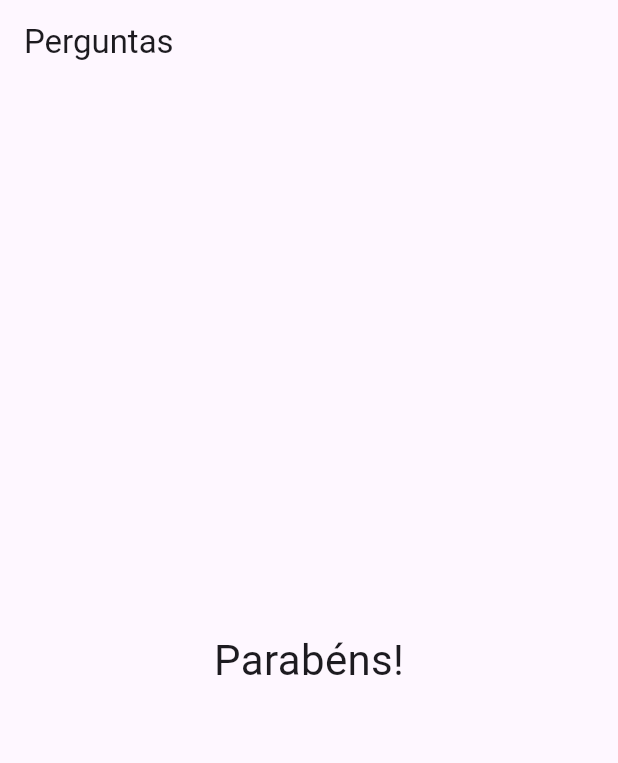
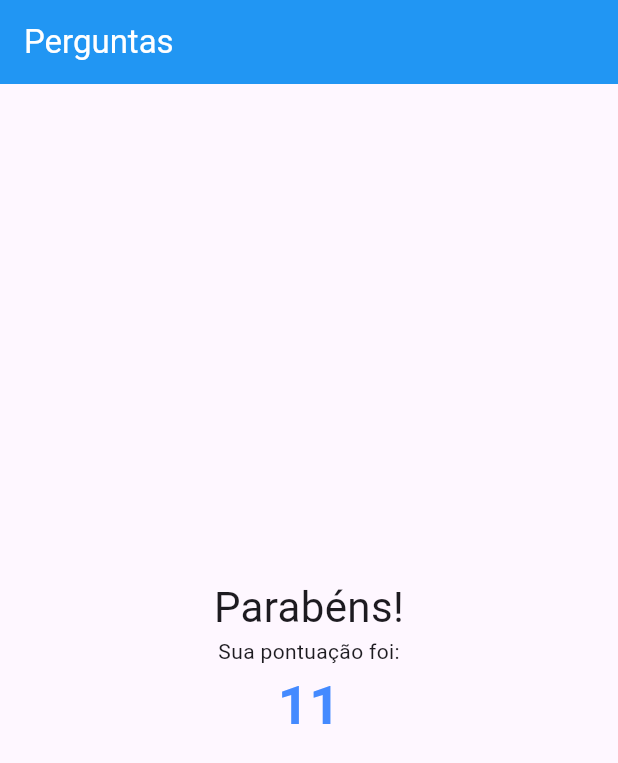
Before and after one commit to Dithan/quiz-perguntas, a Flutter app: the screen it shows after launch, after a tap on "Azul", after a tap on "Gato", after a tap on "Hamburguer", on a phone screen of 412 x 824 dp. Shown: the top 763 px of the screen. Run offline on Flutter 3.47's test engine with Material 3 defaults, Android fonts, the phone set to English and light mode, and no system bars.

Commit message:
Feat: Sistem,a de pontuação

```diff
--- a/lib/main.dart
+++ b/lib/main.dart
@@ -1,74 +1,81 @@
 import 'package:flutter/material.dart';
-import 'package:projeto_perguntas/questao.dart';
-import 'package:projeto_perguntas/resposta.dart';
+import 'package:projeto_perguntas/questionario.dart';
+import 'package:projeto_perguntas/resultado.dart';
 
 main() {
   runApp(PerguntaApp());
 }
 
+class PerguntaApp extends StatefulWidget {
+  const PerguntaApp({super.key});
+
+  @override
+  PerguntaAppState createState() {
+    return PerguntaAppState();
+  }
+}
+
 class PerguntaAppState extends State<PerguntaApp> {
   var perguntaSelecionada = 0;
+  var pontuacaoTotal = 0;
 
   final _perguntas = [
     {
       'texto': "1 - Qual é a sua cor favorita?",
-      'respostas': ['Azul', 'Vermelho', 'Preto', 'Rosa'],
+      'respostas': [
+        {'texto': 'Azul', 'pontuacao': 5},
+        {'texto': 'Vermelho', 'pontuacao': 1},
+        {'texto': 'Preto', 'pontuacao': 10},
+        {'texto': 'Rosa', 'pontuacao': 3},
+      ],
     },
     {
       'texto': "2 - Qual é o seu animal favorito?",
-      'respostas': ['Gato', 'Cachorro', 'Vaca', 'Dinossauro'],
+      'respostas': [
+        {'texto': 'Gato', 'pontuacao': 5},
+        {'texto': 'Cachorro', 'pontuacao': 1},
+        {'texto': 'Vaca', 'pontuacao': 10},
+        {'texto': 'Dinossauro', 'pontuacao': 3},
+      ],
     },
     {
       'texto': '3 - Qual sua comida favorita?',
-      'respostas': ['Pizza', 'Hamburguer', 'Feijoada', 'Churrasco'],
+      'respostas': [
+        {'texto': 'Pizza', 'pontuacao': 5},
+        {'texto': 'Hamburguer', 'pontuacao': 1},
+        {'texto': 'Feijoada', 'pontuacao': 10},
+        {'texto': 'Churrasco', 'pontuacao': 3},
+      ],
     }
   ];
-
-  // Ativa quando o botão resposta é clicado
-  void responder() {
-    setState(() {
-      perguntaSelecionada++;
-    });
-  }
 
   bool get temPerguntaSelecionada {
     return perguntaSelecionada < _perguntas.length;
   }
 
+  // Ativa quando o botão resposta é clicado
+  void responder(int pontuacao) {
+    if (temPerguntaSelecionada) {
+      setState(() {
+        perguntaSelecionada++;
+        pontuacaoTotal += pontuacao;
+      });
+    }
+  }
+
   @override
   Widget build(BuildContext context) {
-    List<String> respostas = temPerguntaSelecionada
-        ? (_perguntas[perguntaSelecionada]['respostas'] as List<String>)
-        : [];
-
     return MaterialApp(
       home: Scaffold(
         appBar: AppBar(
           title: Text("Perguntas"),
+          backgroundColor: Colors.blue,
+          foregroundColor: Colors.white,
         ),
         body: temPerguntaSelecionada
-            ? Column(
-                crossAxisAlignment: CrossAxisAlignment.center,
-                children: [
-                  // Widget Questão
-                  Questao(_perguntas[perguntaSelecionada]['texto'].toString()),
-                  // Widget Botão Resposta
-                  ...respostas.map((texto) => Resposta(texto, responder))
-                ],
-              )
-            : Center(
-                child: Text(
-                  "Parabéns!",
-                  style: TextStyle(fontSize: 28),
-                ),
-              ),
+            ? Questionario(_perguntas, perguntaSelecionada, responder)
+            : Resultado(pontuacaoTotal),
       ),
     );
   }
 }
-
-class PerguntaApp extends StatefulWidget {
-  PerguntaAppState createState() {
-    return PerguntaAppState();
-  }
-}
--- a/lib/questao.dart
+++ b/lib/questao.dart
@@ -10,7 +10,7 @@ class Questao extends StatelessWidget {
   Widget build(BuildContext context) {
     return Container(
       width: double.infinity,
-      margin: EdgeInsets.all(10),
+      margin: EdgeInsets.symmetric(vertical: 30, horizontal: 20),
       child: Text(
         texto,
         style: TextStyle(fontSize: 28),
--- /dev/null
+++ b/lib/questionario.dart
@@ -0,0 +1,33 @@
+import 'package:flutter/material.dart';
+import 'package:projeto_perguntas/questao.dart';
+import 'package:projeto_perguntas/resposta.dart';
+
+class Questionario extends StatelessWidget {
+  final List<Map<String, Object>> perguntas;
+  final int perguntaSelecionada;
+  final void Function(int) responder;
+
+  const Questionario(this.perguntas, this.perguntaSelecionada, this.responder,
+      {super.key});
+
+  bool get temPerguntaSelecionada {
+    return perguntaSelecionada < perguntas.length;
+  }
+
+  @override
+  Widget build(BuildContext context) {
+    List<Map<String, Object>> respostas = temPerguntaSelecionada
+        ? (perguntas[perguntaSelecionada]['respostas']
+            as List<Map<String, Object>>)
+        : [];
+
+    return Column(
+      crossAxisAlignment: CrossAxisAlignment.center,
+      children: [
+        Questao(perguntas[perguntaSelecionada]['texto'].toString()),
+        ...respostas.map((texto) => Resposta(texto['texto'] as String,
+            () => responder(int.parse(texto['pontuacao'].toString()))))
+      ],
+    );
+  }
+}
--- /dev/null
+++ b/lib/resultado.dart
@@ -0,0 +1,35 @@
+import 'package:flutter/material.dart';
+
+class Resultado extends StatelessWidget {
+  final int resultadoFinal;
+  const Resultado(this.resultadoFinal, {super.key});
+
+  @override
+  Widget build(BuildContext context) {
+    return Padding(
+      padding: const EdgeInsets.symmetric(vertical: 30, horizontal: 20),
+      child: SizedBox(
+        width: double.infinity,
+        child: Column(
+          crossAxisAlignment: CrossAxisAlignment.center,
+          mainAxisAlignment: MainAxisAlignment.center,
+          children: [
+            Text(
+              "Parabéns!",
+              style: TextStyle(fontSize: 28),
+              textAlign: TextAlign.center,
+            ),
+            Text("Sua pontuação foi:"),
+            Text(
+              resultadoFinal.toString(),
+              style: TextStyle(
+                  fontSize: 36,
+                  fontWeight: FontWeight.w700,
+                  color: Colors.blueAccent),
+            )
+          ],
+        ),
+      ),
+    );
+  }
+}
```
